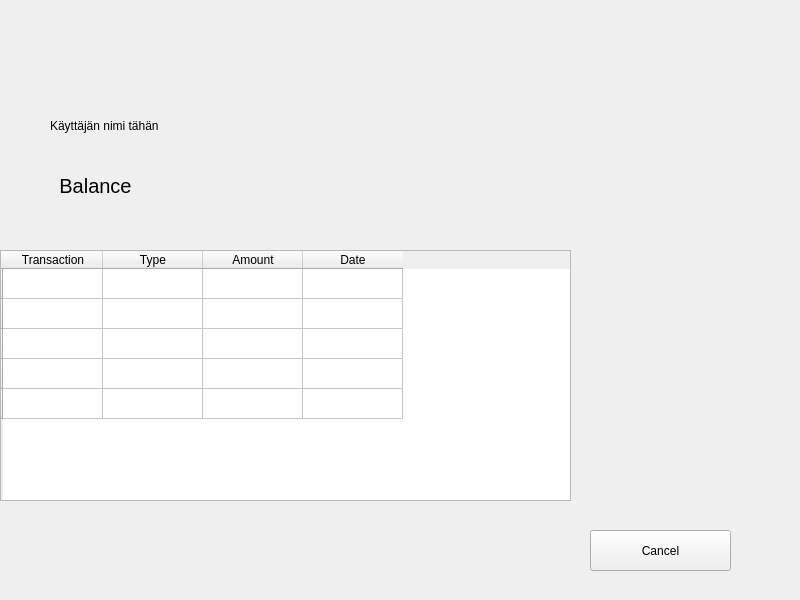
First picture: the form in frontend/balance.ui, repository 22kmo-project/group_14, before the edit.
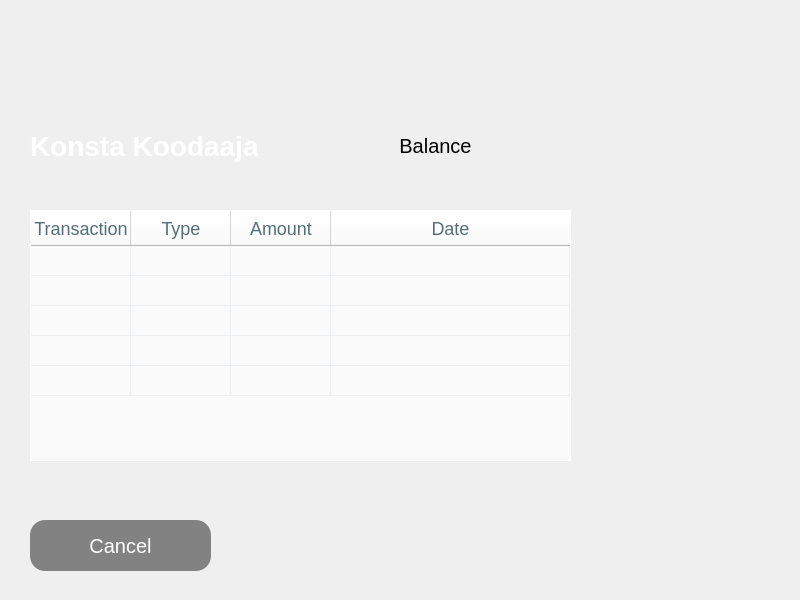
Second picture: the form after the edit. Icons and pictures are not drawn.

Commit message: UI updates, button styling etc..

```diff
--- a/frontend/balance.ui
+++ b/frontend/balance.ui
@@ -16,8 +16,8 @@
   <widget class="QLabel" name="label">
    <property name="geometry">
     <rect>
-     <x>40</x>
-     <y>160</y>
+     <x>380</x>
+     <y>120</y>
      <width>111</width>
      <height>51</height>
     </rect>
@@ -37,15 +37,31 @@
   <widget class="QPushButton" name="cancelButton">
    <property name="geometry">
     <rect>
-     <x>590</x>
-     <y>530</y>
-     <width>141</width>
-     <height>41</height>
+     <x>30</x>
+     <y>520</y>
+     <width>181</width>
+     <height>51</height>
     </rect>
    </property>
    <property name="cursor">
     <cursorShape>PointingHandCursor</cursorShape>
    </property>
+   <property name="styleSheet">
+    <string notr="true">QPushButton {
+background-color: rgb(130, 130, 130);
+background-image: url(../img/icon_back.png);
+background-repeat:no-repeat;
+background-position:left middle;
+color: rgb(255, 255, 255);
+border-radius:15px;
+padding:5 5px;
+font-size:20px;
+}
+QPushButton:hover {
+background-color: rgb(120, 120, 120);
+color: rgb(255, 255, 255);
+}</string>
+   </property>
    <property name="text">
     <string>Cancel</string>
    </property>
@@ -53,12 +69,51 @@
   <widget class="QTableWidget" name="tableWidget">
    <property name="geometry">
     <rect>
-     <x>0</x>
-     <y>250</y>
-     <width>571</width>
+     <x>30</x>
+     <y>210</y>
+     <width>541</width>
      <height>251</height>
     </rect>
    </property>
+   <property name="styleSheet">
+    <string notr="true">QTableWidget {
+color: #546E7A;
+gridline-color: #ECEFF1;
+border-color: red;
+font: 18px;
+background-color:#FAFAFA;
+alternate-background-color:#F5F5F5;
+font-weight:bold;
+border:1px solid white;
+}
+QHeaderView::section {
+background-color: #fff;
+color: #546E7A;
+height: 35px;
+font: 18px;
+text-align:center;
+}
+QHeaderView::item {
+background-color: blue;
+color: white;
+height: 35px;
+font: 15px;
+text-align:center;
+}
+QTableView::item:focus{
+border: 2px solid rgb(242, 128, 133);
+background-color: red;
+}</string>
+   </property>
+   <attribute name="horizontalHeaderVisible">
+    <bool>true</bool>
+   </attribute>
+   <attribute name="horizontalHeaderStretchLastSection">
+    <bool>true</bool>
+   </attribute>
+   <attribute name="verticalHeaderVisible">
+    <bool>false</bool>
+   </attribute>
    <row>
     <property name="text">
      <string/>
@@ -108,40 +163,19 @@
   <widget class="QLabel" name="label_2">
    <property name="geometry">
     <rect>
-     <x>200</x>
-     <y>160</y>
-     <width>121</width>
+     <x>30</x>
+     <y>120</y>
+     <width>261</width>
      <height>51</height>
     </rect>
    </property>
-   <property name="font">
-    <font>
-     <pointsize>15</pointsize>
-     <bold>true</bold>
-    </font>
-   </property>
    <property name="styleSheet">
-    <string notr="true">color : black; 
-</string>
+    <string notr="true">font-size:28px;
+color:white;
+font-weight:bold;</string>
    </property>
    <property name="text">
-    <string/>
-   </property>
-   <property name="alignment">
-    <set>Qt::AlignCenter</set>
-   </property>
-  </widget>
-  <widget class="QLabel" name="label_3">
-   <property name="geometry">
-    <rect>
-     <x>50</x>
-     <y>100</y>
-     <width>361</width>
-     <height>51</height>
-    </rect>
-   </property>
-   <property name="text">
-    <string>Käyttäjän nimi tähän</string>
+    <string>Konsta Koodaaja</string>
    </property>
    <property name="alignment">
     <set>Qt::AlignLeading|Qt::AlignLeft|Qt::AlignVCenter</set>
```
Left out of the diff: 4 changed lines with no effect on the pictures. The commit also changes 15 other files.
